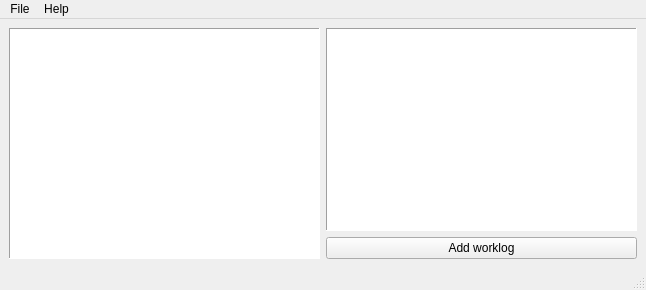
jaapgeurts/tasklogger, file source/mainwindow.ui: the form before one commit.
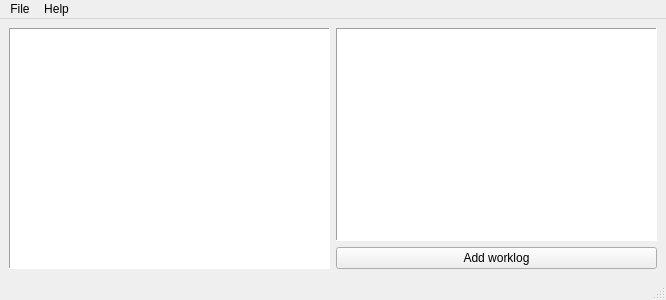
The form after the commit.

Diff of the .ui file:
```diff
--- a/source/mainwindow.ui
+++ b/source/mainwindow.ui
@@ -6,8 +6,8 @@
    <rect>
     <x>0</x>
     <y>0</y>
-    <width>646</width>
-    <height>290</height>
+    <width>666</width>
+    <height>300</height>
    </rect>
   </property>
   <property name="windowTitle">
@@ -49,7 +49,7 @@
     <rect>
      <x>0</x>
      <y>0</y>
-     <width>646</width>
+     <width>666</width>
      <height>30</height>
     </rect>
    </property>
```
Left out of the diff: 20 changed lines with no effect on the pictures.
